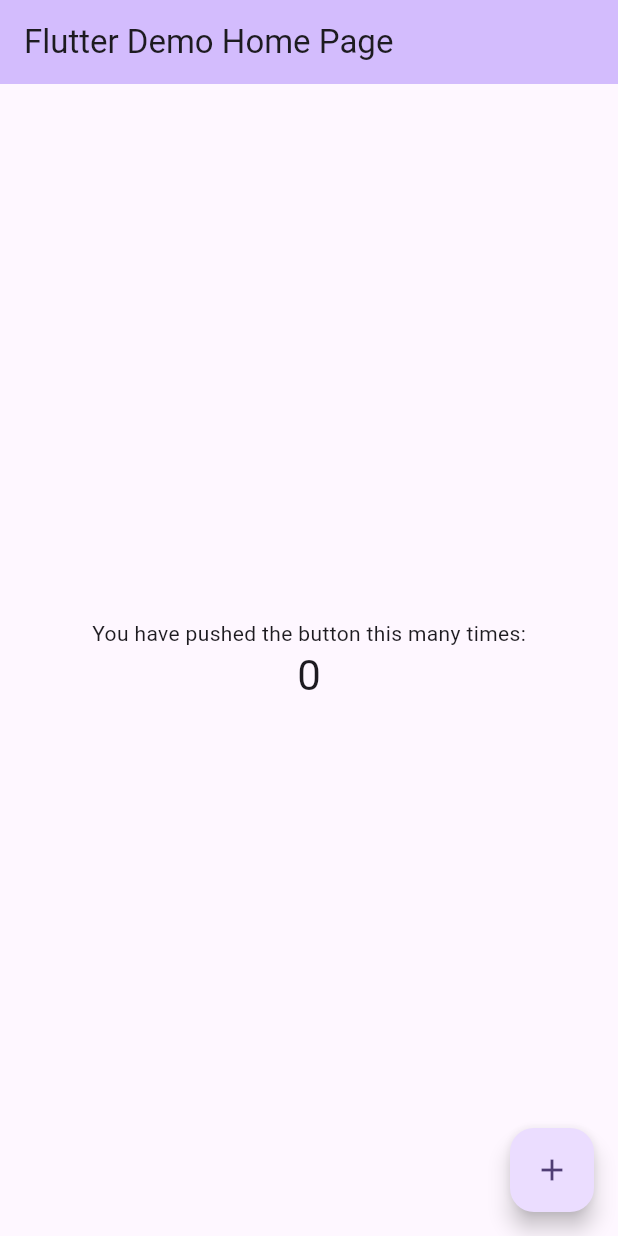
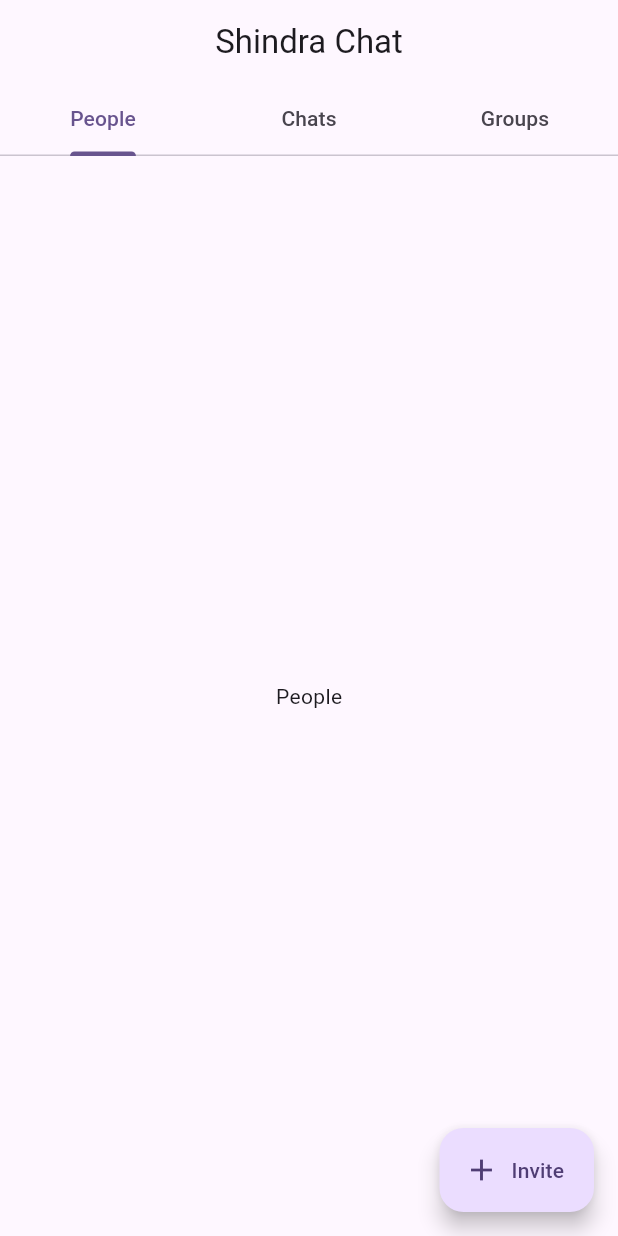
Before and after one commit to shindradavid/shindrachat, a Flutter app: the screen it shows after launch, on a phone screen of 412 x 824 dp. Run offline on Flutter 3.47's test engine with Material 2 defaults, Android fonts, the phone set to English and light mode, and no system bars.

Commit message:
Add initial home tabs

```diff
--- a/lib/main.dart
+++ b/lib/main.dart
@@ -1,4 +1,8 @@
 import 'package:flutter/material.dart';
+// screens
+import 'package:shindrachat/screens/chats_screen.dart';
+import 'package:shindrachat/screens/people_screen.dart';
+import 'package:shindrachat/screens/groups_screen.dart';
 
 void main() {
   runApp(const MyApp());
@@ -13,113 +17,42 @@ class MyApp extends StatelessWidget {
     return MaterialApp(
       title: 'Flutter Demo',
       theme: ThemeData(
-        // This is the theme of your application.
-        //
-        // TRY THIS: Try running your application with "flutter run". You'll see
-        // the application has a blue toolbar. Then, without quitting the app,
-        // try changing the seedColor in the colorScheme below to Colors.green
-        // and then invoke "hot reload" (save your changes or press the "hot
-        // reload" button in a Flutter-supported IDE, or press "r" if you used
-        // the command line to start the app).
-        //
-        // Notice that the counter didn't reset back to zero; the application
-        // state is not lost during the reload. To reset the state, use hot
-        // restart instead.
-        //
-        // This works for code too, not just values: Most code changes can be
-        // tested with just a hot reload.
         colorScheme: ColorScheme.fromSeed(seedColor: Colors.deepPurple),
         useMaterial3: true,
       ),
-      home: const MyHomePage(title: 'Flutter Demo Home Page'),
+      home: const HomeScreen(),
     );
   }
 }
 
-class MyHomePage extends StatefulWidget {
-  const MyHomePage({super.key, required this.title});
-
-  // This widget is the home page of your application. It is stateful, meaning
-  // that it has a State object (defined below) that contains fields that affect
-  // how it looks.
-
-  // This class is the configuration for the state. It holds the values (in this
-  // case the title) provided by the parent (in this case the App widget) and
-  // used by the build method of the State. Fields in a Widget subclass are
-  // always marked "final".
-
-  final String title;
+class HomeScreen extends StatefulWidget {
+  const HomeScreen({super.key});
 
   @override
-  State<MyHomePage> createState() => _MyHomePageState();
+  State<HomeScreen> createState() => _HomeScreenState();
 }
 
-class _MyHomePageState extends State<MyHomePage> {
-  int _counter = 0;
-
-  void _incrementCounter() {
-    setState(() {
-      // This call to setState tells the Flutter framework that something has
-      // changed in this State, which causes it to rerun the build method below
-      // so that the display can reflect the updated values. If we changed
-      // _counter without calling setState(), then the build method would not be
-      // called again, and so nothing would appear to happen.
-      _counter++;
-    });
-  }
-
+class _HomeScreenState extends State<HomeScreen> {
   @override
   Widget build(BuildContext context) {
-    // This method is rerun every time setState is called, for instance as done
-    // by the _incrementCounter method above.
-    //
-    // The Flutter framework has been optimized to make rerunning build methods
-    // fast, so that you can just rebuild anything that needs updating rather
-    // than having to individually change instances of widgets.
-    return Scaffold(
-      appBar: AppBar(
-        // TRY THIS: Try changing the color here to a specific color (to
-        // Colors.amber, perhaps?) and trigger a hot reload to see the AppBar
-        // change color while the other colors stay the same.
-        backgroundColor: Theme.of(context).colorScheme.inversePrimary,
-        // Here we take the value from the MyHomePage object that was created by
-        // the App.build method, and use it to set our appbar title.
-        title: Text(widget.title),
+    return DefaultTabController(
+      length: 3,
+      child: Scaffold(
+        appBar: AppBar(
+          title: const Text('Shindra Chat'),
+          centerTitle: true,
+          bottom: const TabBar(tabs: [
+            Tab(text: 'People'),
+            Tab(text: 'Chats'),
+            Tab(text: 'Groups')
+          ]),
+        ),
+        body: const TabBarView(children: [
+          PeopleScreen(),
+          ChatsScreen(),
+          GroupsScreen(),
+        ]),
       ),
-      body: Center(
-        // Center is a layout widget. It takes a single child and positions it
-        // in the middle of the parent.
-        child: Column(
-          // Column is also a layout widget. It takes a list of children and
-          // arranges them vertically. By default, it sizes itself to fit its
-          // children horizontally, and tries to be as tall as its parent.
-          //
-          // Column has various properties to control how it sizes itself and
-          // how it positions its children. Here we use mainAxisAlignment to
-          // center the children vertically; the main axis here is the vertical
-          // axis because Columns are vertical (the cross axis would be
-          // horizontal).
-          //
-          // TRY THIS: Invoke "debug painting" (choose the "Toggle Debug Paint"
-          // action in the IDE, or press "p" in the console), to see the
-          // wireframe for each widget.
-          mainAxisAlignment: MainAxisAlignment.center,
-          children: <Widget>[
-            const Text(
-              'You have pushed the button this many times:',
-            ),
-            Text(
-              '$_counter',
-              style: Theme.of(context).textTheme.headlineMedium,
-            ),
-          ],
-        ),
-      ),
-      floatingActionButton: FloatingActionButton(
-        onPressed: _incrementCounter,
-        tooltip: 'Increment',
-        child: const Icon(Icons.add),
-      ), // This trailing comma makes auto-formatting nicer for build methods.
     );
   }
 }
--- /dev/null
+++ b/lib/screens/people_screen.dart
@@ -0,0 +1,29 @@
+import 'package:flutter/material.dart';
+
+class PeopleScreen extends StatefulWidget {
+  const PeopleScreen({super.key});
+
+  @override
+  State<PeopleScreen> createState() => _PeopleScreenState();
+}
+
+class _PeopleScreenState extends State<PeopleScreen> {
+  @override
+  Widget build(BuildContext context) {
+    return Scaffold(
+      body: Container(
+        child: Center(
+          child: Text('People'),
+        ),
+      ),
+      floatingActionButton: FloatingActionButton.extended(
+        isExtended: true,
+        icon: const Icon(Icons.add),
+        label: Text('Invite'),
+        onPressed: () {
+          print('new chat');
+        },
+      ),
+    );
+  }
+}
```
Also changed, not shown: lib/screens/chats_screen.dart (added, +29 -0 lines), lib/screens/groups_screen.dart (added, +29 -0 lines).
